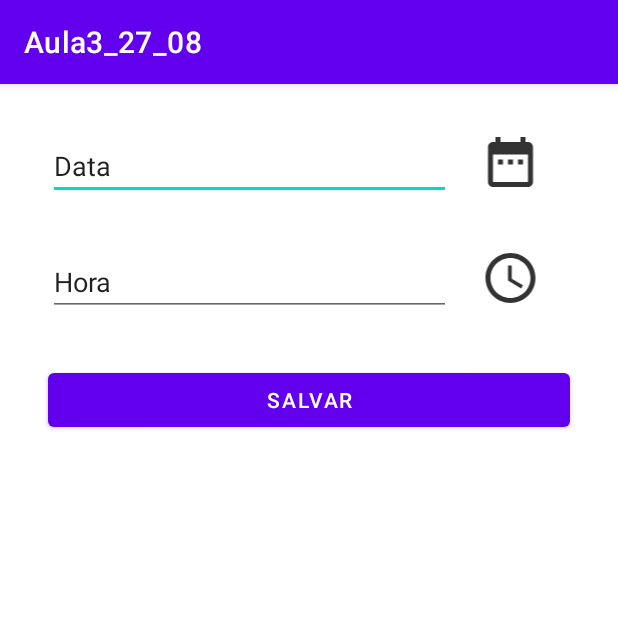
After one commit to Gabsato02/SENAC_TSI_ANDROID_2O21_2, an Android app: the ExemploDataHoraActivity screen opened directly, with no data from a screen before it, on a phone screen of 412 x 824 dp, the top half of it. The commit adds this screen. Run offline under Robolectric (Android 15) with nearby library versions, the phone set to English and light mode, and no system bars.

Commit message:
Aula de 03/09

```diff
--- a/Aula3/app/build.gradle
+++ b/Aula3/app/build.gradle
@@ -1,6 +1,7 @@
 plugins {
     id 'com.android.application'
     id 'kotlin-android'
+    id 'kotlin-android-extensions'
 }
 
 android {
@@ -14,6 +15,10 @@ android {
         versionName "1.0"
 
         testInstrumentationRunner "androidx.test.runner.AndroidJUnitRunner"
+    }
+
+    buildFeatures {
+        viewBinding = true
     }
 
     buildTypes {
--- /dev/null
+++ b/Aula3/app/src/main/java/br/senac/aula3_27_08/ExemploDataHoraActivity.kt
@@ -0,0 +1,32 @@
+package br.senac.aula3_27_08
+
+import android.app.DatePickerDialog
+import androidx.appcompat.app.AppCompatActivity
+import android.os.Bundle
+import br.senac.aula3_27_08.databinding.ActivityExemploDataHoraBinding
+import java.util.*
+
+class ExemploDataHoraActivity : AppCompatActivity() {
+    // Melhor forma de fazer View Binding - criando uma propriedade da classe pra que seja acessível
+    lateinit var binding: ActivityExemploDataHoraBinding
+
+    override fun onCreate(savedInstanceState: Bundle?) {
+        super.onCreate(savedInstanceState)
+        // Melhor forma de fazer View Binding - carregando o layout dessa activity específica na propriedade
+        binding = ActivityExemploDataHoraBinding.inflate(layoutInflater)
+        // Setando o layout como ContentView
+        setContentView(binding.root)
+
+        binding.imageDate.setOnClickListener {
+            val calendar = Calendar.getInstance()
+            val year = calendar.get(Calendar.YEAR)
+            val month = calendar.get(Calendar.MONTH)
+            val day = calendar.get(Calendar.DAY_OF_MONTH)
+            // Diálogo de data e hora(context, função closure, ano_inicial, mês_inicial, dia_inicial)
+            DatePickerDialog(this, { viewCalendar, selectedYear, selectedMonth, selectedDay ->
+                binding.editDate.setText("$selectedDay/$selectedMonth/$selectedYear")
+            }, year, month, day).show()
+        }
+    }
+
+}
--- /dev/null
+++ b/Aula3/app/src/main/res/drawable/date.xml
@@ -0,0 +1,5 @@
+<vector android:height="24dp" android:tint="#343333"
+    android:viewportHeight="24" android:viewportWidth="24"
+    android:width="24dp" xmlns:android="http://schemas.android.com/apk/res/android">
+    <path android:fillColor="@android:color/white" android:pathData="M9,11L7,11v2h2v-2zM13,11h-2v2h2v-2zM17,11h-2v2h2v-2zM19,4h-1L18,2h-2v2L8,4L8,2L6,2v2L5,4c-1.11,0 -1.99,0.9 -1.99,2L3,20c0,1.1 0.89,2 2,2h14c1.1,0 2,-0.9 2,-2L21,6c0,-1.1 -0.9,-2 -2,-2zM19,20L5,20L5,9h14v11z"/>
+</vector>
--- /dev/null
+++ b/Aula3/app/src/main/res/drawable/time.xml
@@ -0,0 +1,6 @@
+<vector android:height="24dp" android:tint="#343333"
+    android:viewportHeight="24" android:viewportWidth="24"
+    android:width="24dp" xmlns:android="http://schemas.android.com/apk/res/android">
+    <path android:fillColor="@android:color/white" android:pathData="M11.99,2C6.47,2 2,6.48 2,12s4.47,10 9.99,10C17.52,22 22,17.52 22,12S17.52,2 11.99,2zM12,20c-4.42,0 -8,-3.58 -8,-8s3.58,-8 8,-8 8,3.58 8,8 -3.58,8 -8,8z"/>
+    <path android:fillColor="@android:color/white" android:pathData="M12.5,7H11v6l5.25,3.15 0.75,-1.23 -4.5,-2.67z"/>
+</vector>
--- /dev/null
+++ b/Aula3/app/src/main/res/layout/activity_exemplo_data_hora.xml
@@ -0,0 +1,79 @@
+<?xml version="1.0" encoding="utf-8"?>
+<androidx.constraintlayout.widget.ConstraintLayout xmlns:android="http://schemas.android.com/apk/res/android"
+    xmlns:app="http://schemas.android.com/apk/res-auto"
+    xmlns:tools="http://schemas.android.com/tools"
+    android:layout_width="match_parent"
+    android:layout_height="match_parent"
+    tools:context=".ExemploDataHoraActivity">
+
+    <LinearLayout
+        android:id="@+id/linearLayout2"
+        android:layout_width="0dp"
+        android:layout_height="wrap_content"
+        android:layout_marginStart="32dp"
+        android:layout_marginTop="32dp"
+        android:layout_marginEnd="32dp"
+        android:orientation="horizontal"
+        app:layout_constraintEnd_toEndOf="parent"
+        app:layout_constraintStart_toStartOf="parent"
+        app:layout_constraintTop_toTopOf="parent">
+
+        <EditText
+            android:id="@+id/editDate"
+            android:layout_width="wrap_content"
+            android:layout_height="wrap_content"
+            android:layout_weight="1"
+            android:ems="10"
+            android:inputType="date"
+            android:text="@string/placeholder_date" />
+
+        <ImageView
+            android:id="@+id/imageDate"
+            android:layout_width="wrap_content"
+            android:layout_height="40dp"
+            android:layout_weight="1"
+            app:srcCompat="@drawable/date" />
+    </LinearLayout>
+
+    <LinearLayout
+        android:id="@+id/linearLayout3"
+        android:layout_width="match_parent"
+        android:layout_height="wrap_content"
+        android:layout_marginStart="32dp"
+        android:layout_marginTop="32dp"
+        android:layout_marginEnd="32dp"
+        android:orientation="horizontal"
+        app:layout_constraintEnd_toEndOf="parent"
+        app:layout_constraintHorizontal_bias="0.0"
+        app:layout_constraintStart_toStartOf="parent"
+        app:layout_constraintTop_toBottomOf="@+id/linearLayout2">
+
+        <EditText
+            android:id="@+id/editTime"
+            android:layout_width="wrap_content"
+            android:layout_height="wrap_content"
+            android:layout_weight="1"
+            android:ems="10"
+            android:inputType="time"
+            android:text="@string/placeholder_time" />
+
+        <ImageView
+            android:id="@+id/imageTime"
+            android:layout_width="wrap_content"
+            android:layout_height="40dp"
+            android:layout_weight="1"
+            app:srcCompat="@drawable/time" />
+    </LinearLayout>
+
+    <Button
+        android:id="@+id/datetimeButton"
+        android:layout_width="0dp"
+        android:layout_height="48dp"
+        android:layout_marginStart="32dp"
+        android:layout_marginTop="32dp"
+        android:layout_marginEnd="32dp"
+        android:text="@string/placeholder_save"
+        app:layout_constraintEnd_toEndOf="parent"
+        app:layout_constraintStart_toStartOf="parent"
+        app:layout_constraintTop_toBottomOf="@+id/linearLayout3" />
+</androidx.constraintlayout.widget.ConstraintLayout>
--- a/Aula3/app/src/main/res/values/strings.xml
+++ b/Aula3/app/src/main/res/values/strings.xml
@@ -1,7 +1,7 @@
 <resources>
     <string name="app_name">Aula3_27_08</string>
     <string name="placeholder_name">Nome</string>
-    <string name="placeholder_email">E-mail</string>
+    <string name="placeholder_email" translatable="false">E-mail</string>
     <string name="placeholder_phone">Telefone</string>
     <string name="placeholder_save">Salvar</string>
     <string name="placeholder_he">Ele</string>
@@ -9,4 +9,9 @@
     <string name="placeholder_neutral">Pronome neutro</string>
     <string name="placeholder_contact_preferences">Preferência de contato</string>
     <string name="placeholder_pronoun_preferences">Como você quer ser chamadx?</string>
+    <string name="placeholder_phone_type_label">Tipo de telefone</string>
+    <string name="error">Erro</string>
+    <string name="fieldsMissing">Preencha todos os campos</string>
+    <string name="placeholder_date">Data</string>
+    <string name="placeholder_time">Hora</string>
 </resources>
```
Also changed, not shown: Aula3/app/src/main/AndroidManifest.xml (+18 -0 lines), Aula3/app/src/main/java/br/senac/aula3_27_08/ExemploTipoTelefoneActivity.kt (added, +47 -0 lines), Aula3/app/src/main/res/layout/activity_exemplo_tipo_telefone.xml (added, +65 -0 lines), 1 other file.
